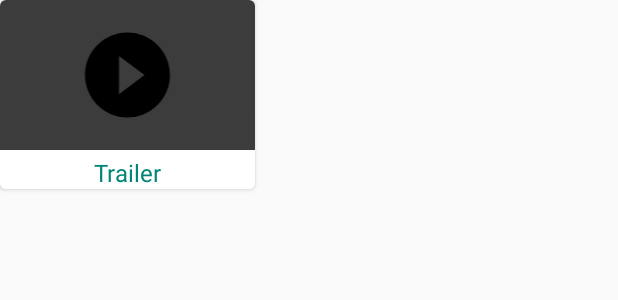
After one commit to awesome-academy/MovieDB_37, an Android app: the layout item_trailer_movie.xml on its own in the app's theme, with its tools: preview values and no code run, on a phone screen of 412 x 824 dp. The commit adds this screen. Shown: the top 300 px of the screen. Run offline under Robolectric (Android 15) with nearby library versions, the phone set to English and light mode, and no system bars; network calls fail.

Commit message:
create trailer movie fragment

```diff
--- a/app/src/main/java/com/example/moviedb_37/screen/moviedetails/MovieDetailsActivity.java
+++ b/app/src/main/java/com/example/moviedb_37/screen/moviedetails/MovieDetailsActivity.java
@@ -17,6 +17,7 @@ import com.example.moviedb_37.data.source.remote.MovieRemoteDataSource;
 import com.example.moviedb_37.databinding.ActivityMovieDetailsBinding;
 import com.example.moviedb_37.screen.actors.ActorFragment;
 import com.example.moviedb_37.screen.movieinfo.InfoMovieFragment;
+import com.example.moviedb_37.screen.trailer.TrailerFragment;
 
 import java.util.ArrayList;
 import java.util.List;
@@ -60,6 +61,10 @@ public class MovieDetailsActivity extends AppCompatActivity {
         ActorFragment actorsFragment = new ActorFragment();
         actorsFragment.setViewModel(mViewModel);
         pagerAdapter.addFragment(actorsFragment, getString(R.string.tab_title_actor));
+
+        TrailerFragment trailerFragment = new TrailerFragment();
+        trailerFragment.setViewModel(mViewModel);
+        pagerAdapter.addFragment(trailerFragment, getString(R.string.tab_title_trailer));
     }
 
     public static class MainPagerAdapter extends FragmentPagerAdapter {
--- /dev/null
+++ b/app/src/main/res/layout/item_trailer_movie.xml
@@ -0,0 +1,47 @@
+<?xml version="1.0" encoding="utf-8"?>
+<layout xmlns:app="http://schemas.android.com/apk/res-auto">
+
+    <data>
+
+        <variable
+            name="viewModel"
+            type="com.example.moviedb_37.screen.trailer.ItemTrailerViewModel" />
+    </data>
+
+    <android.support.v7.widget.CardView xmlns:android="http://schemas.android.com/apk/res/android"
+        xmlns:app="http://schemas.android.com/apk/res-auto"
+        android:layout_width="wrap_content"
+        android:layout_height="wrap_content"
+        android:layout_marginRight="@dimen/dp_8"
+        android:layout_marginBottom="@dimen/dp_12"
+        app:cardCornerRadius="@dimen/dp_4">
+
+        <android.support.constraint.ConstraintLayout
+            android:layout_width="wrap_content"
+            android:layout_height="wrap_content"
+            android:background="@android:color/white">
+
+            <ImageView
+                android:id="@+id/image_genres"
+                android:layout_width="@dimen/dp_170"
+                android:layout_height="@dimen/dp_100"
+                android:background="@color/color_brighter_black"
+                android:padding="@dimen/dp_16"
+                android:src="@drawable/ic_play_circle"
+                app:layout_constraintEnd_toEndOf="parent"
+                app:layout_constraintStart_toStartOf="parent"
+                app:layout_constraintTop_toTopOf="parent" />
+
+            <TextView
+                android:layout_width="wrap_content"
+                android:layout_height="wrap_content"
+                android:layout_marginTop="@dimen/dp_4"
+                android:text="@string/title_trailer_name"
+                android:textColor="@color/color_primary"
+                android:textSize="@dimen/dp_16"
+                app:layout_constraintEnd_toEndOf="@id/image_genres"
+                app:layout_constraintStart_toStartOf="@id/image_genres"
+                app:layout_constraintTop_toBottomOf="@id/image_genres" />
+        </android.support.constraint.ConstraintLayout>
+    </android.support.v7.widget.CardView>
+</layout>
```
Also changed, not shown: app/src/main/java/com/example/moviedb_37/screen/trailer/ItemTrailerViewModel.java (added, +14 -0 lines), app/src/main/java/com/example/moviedb_37/screen/trailer/TrailerAdapter.java (added, +60 -0 lines), app/src/main/java/com/example/moviedb_37/screen/trailer/TrailerFragment.java (+11 -3 lines), app/src/main/res/layout/fragment_trailer.xml (+25 -4 lines).
